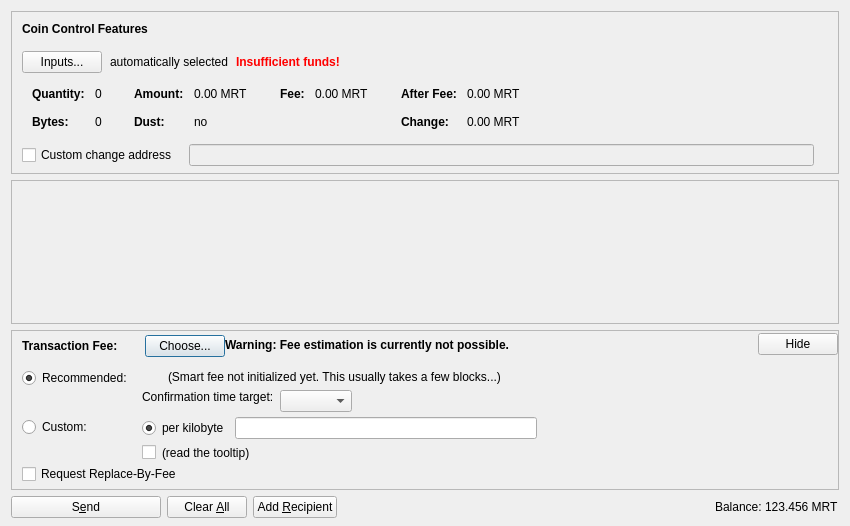
Before: the Qt Designer form src/qt/forms/sendcoinsdialog.ui in meritlabs/merit, drawn with Qt 5.
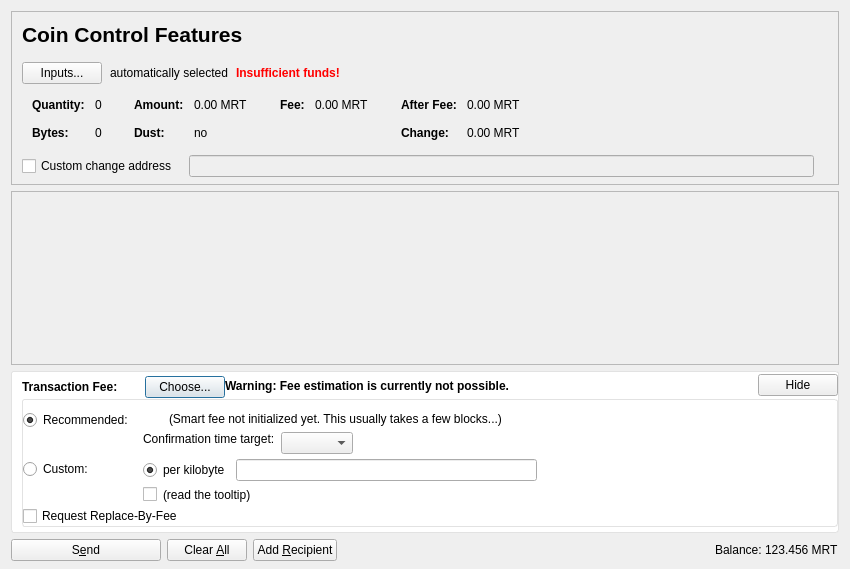
After: the same form once the commit is applied. Icons and pictures are not drawn. Custom widgets are drawn as their Qt base class.

Commit message: some styles for receive page

```diff
--- a/src/qt/forms/sendcoinsdialog.ui
+++ b/src/qt/forms/sendcoinsdialog.ui
@@ -7,7 +7,7 @@
     <x>0</x>
     <y>0</y>
     <width>850</width>
-    <height>526</height>
+    <height>569</height>
    </rect>
   </property>
   <property name="windowTitle">
@@ -79,6 +79,7 @@
             </property>
             <property name="font">
              <font>
+              <pointsize>16</pointsize>
               <weight>75</weight>
               <bold>true</bold>
              </font>
@@ -587,8 +588,8 @@
        <rect>
         <x>0</x>
         <y>0</y>
-        <width>830</width>
-        <height>104</height>
+        <width>824</width>
+        <height>72</height>
        </rect>
       </property>
       <layout class="QVBoxLayout" name="verticalLayout_2" stretch="0,1">
@@ -642,6 +643,21 @@
        <height>16777215</height>
       </size>
      </property>
+     <property name="styleSheet">
+      <string notr="true">QFrame {
+  background-color: white;
+  border-radius: 3px;
+  border: 1px solid #E2E2E2;
+}
+
+QLabel {
+  border: none;
+}
+
+QListView {
+  border: none;
+}</string>
+     </property>
      <property name="frameShape">
       <enum>QFrame::StyledPanel</enum>
      </property>
```
Left out of the diff: 20 changed lines with no effect on the pictures. The commit also changes 1 other file.
